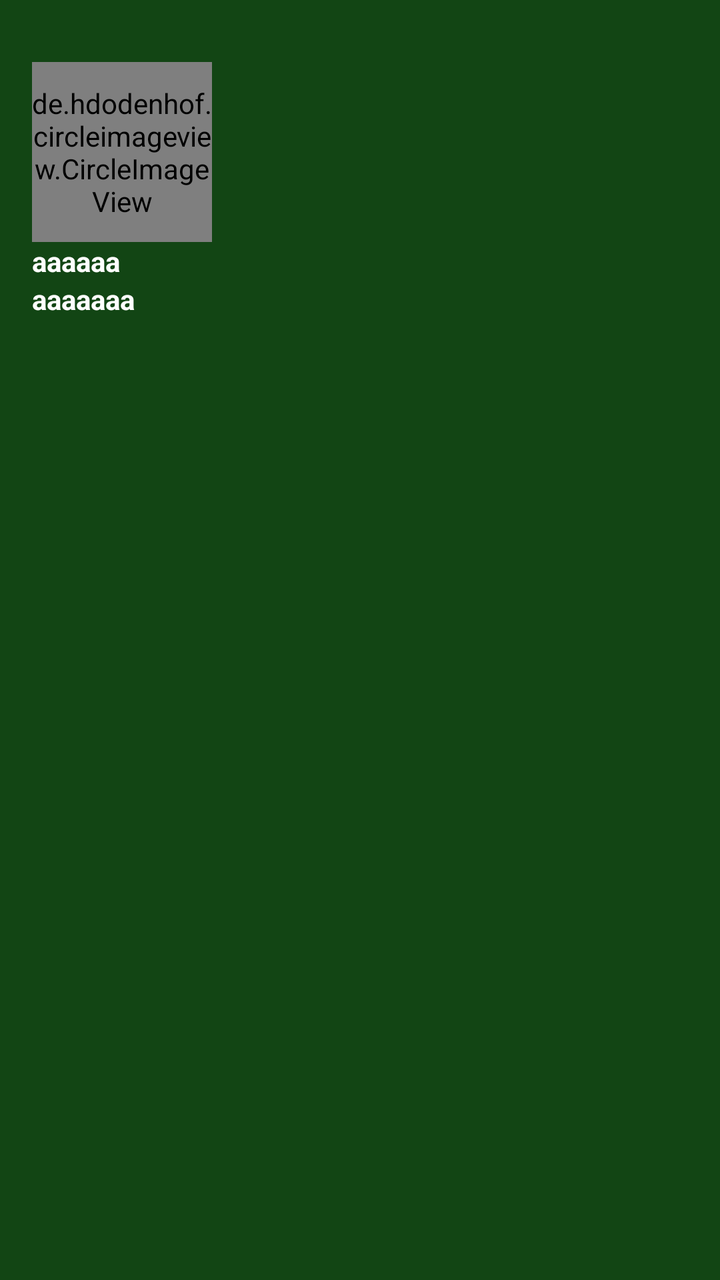
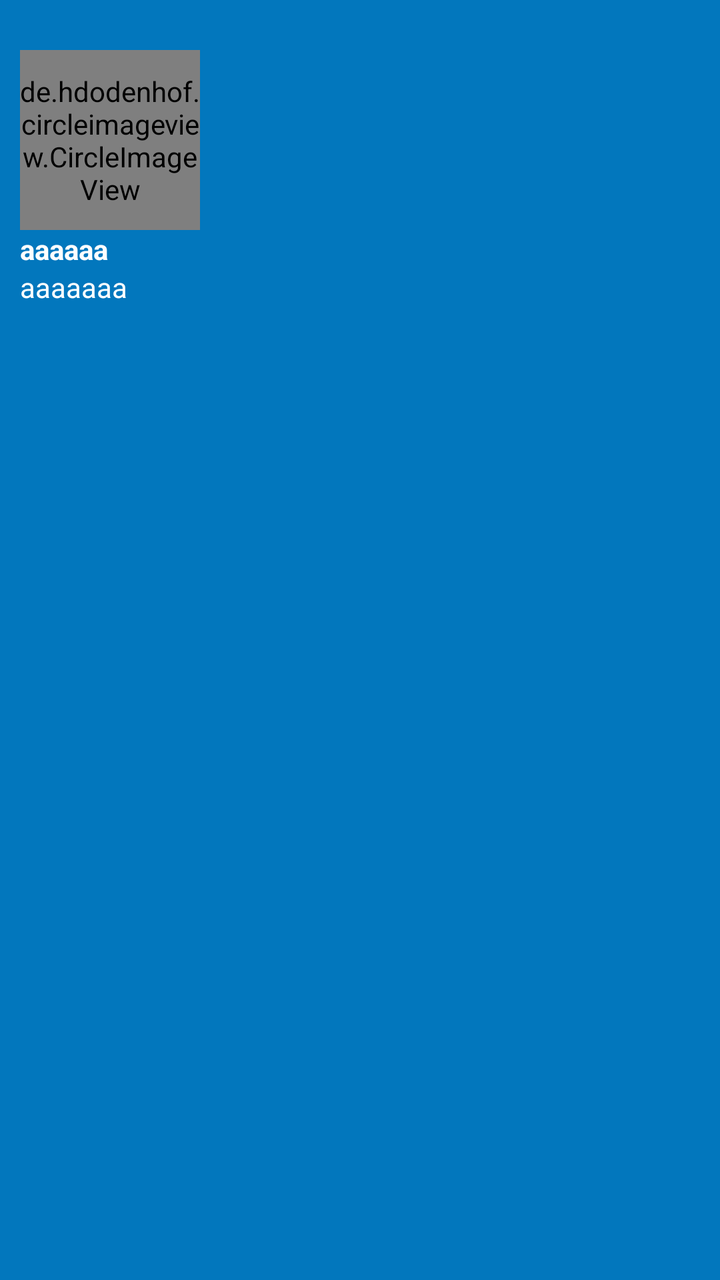

The first picture is an Android layout as it rendered before a commit; the second is the same layout after the commit. The layout source and the unified diff follow.
<!-- AndroidManifest.xml: application theme AppTheme -->
<!-- res/layout/nav_header_main.xml -->
<?xml version="1.0" encoding="utf-8"?>
<LinearLayout xmlns:android="http://schemas.android.com/apk/res/android"
    android:id="@+id/header_layout"
    android:layout_width="match_parent"
    android:layout_height="wrap_content"
    android:background="@color/colorPrimary"
    android:gravity="left"
    android:orientation="vertical"
    android:padding="@dimen/DrawerHeader_paddin"
    android:theme="@style/ThemeOverlay.AppCompat.Dark">

    <de.hdodenhof.circleimageview.CircleImageView xmlns:app="http://schemas.android.com/apk/res-auto"
        android:id="@+id/imageView"
        android:layout_width="@dimen/DrawerHeader_CircleImageView_width"
        android:layout_height="@dimen/DrawerHeader_CircleImageView_height"
        android:layout_marginTop="@dimen/DrawerHeader_CircleImageView_marginTop"
        android:src="@drawable/ic_menu_gallery"
        app:civ_border_color="@color/white"
        app:civ_border_width="@dimen/DrawerHeader_CircleImageView_border_width" />

    <TextView
        android:id="@+id/txt_UserName"
        android:layout_width="match_parent"
        android:layout_height="wrap_content"
        android:gravity="left"
        android:text="aaaaaa"
        android:textAppearance="@style/TextAppearance.AppCompat.Body1"
        android:textColor="@color/white"
        android:textStyle="bold" />

    <TextView
        android:id="@+id/txt_Mail"
        android:layout_width="match_parent"
        android:layout_height="wrap_content"
        android:layout_below="@+id/profile_image"
        android:gravity="left"
        android:text="aaaaaaa"
        android:textAppearance="@style/TextAppearance.AppCompat.Body1"
        android:textColor="@color/white"
        android:textStyle="bold" />


</LinearLayout>
<!-- resources referenced by this layout -->
<resources>
  <color name="colorPrimary">#124514</color>
  <color name="white">#FFFFFF</color>
  <dimen name="DrawerHeader_CircleImageView_border_width">2dp</dimen>
  <dimen name="DrawerHeader_CircleImageView_height">90dp</dimen>
  <dimen name="DrawerHeader_CircleImageView_marginTop">15dp</dimen>
  <dimen name="DrawerHeader_CircleImageView_width">90dp</dimen>
  <dimen name="DrawerHeader_paddin">16dp</dimen>
  <!-- drawable ic_menu_gallery (drawable-v21) -->
  <vector xmlns:android="http://schemas.android.com/apk/res/android"
      android:width="24dp"
      android:height="24dp"
      android:viewportHeight="24.0"
      android:viewportWidth="24.0">
      <path
          android:fillColor="#FF000000"
          android:pathData="M22,16V4c0,-1.1 -0.9,-2 -2,-2H8c-1.1,0 -2,0.9 -2,2v12c0,1.1 0.9,2 2,2h12c1.1,0 2,-0.9 2,-2zm-11,-4l2.03,2.71L16,11l4,5H8l3,-4zM2,6v14c0,1.1 0.9,2 2,2h14v-2H4V6H2z" />
  </vector>
  <style name="AppTheme" parent="Theme.AppCompat.Light.DarkActionBar">
          
          <item name="windowNoTitle">true</item>
          <item name="windowActionBar">false</item>
          <item name="colorPrimary">@color/light_blue_800</item>
          <item name="colorPrimaryDark">@color/colorPrimaryDark</item>
          <item name="colorAccent">@color/colorAccent</item>
      </style>
  <color name="light_blue_800">#0277bd</color>
  <color name="colorPrimaryDark">#303F9F</color>
  <color name="colorAccent">#000105</color>
</resources>

<!-- the commit's change to res/layout/nav_header_main.xml (unified diff, before → after) -->
@@ -3,7 +3,7 @@
     android:id="@+id/header_layout"
     android:layout_width="match_parent"
     android:layout_height="wrap_content"
-    android:background="@color/colorPrimary"
+    android:background="@color/light_blue_800"
     android:gravity="left"
     android:orientation="vertical"
     android:padding="@dimen/DrawerHeader_paddin"
@@ -37,7 +37,7 @@
         android:text="aaaaaaa"
         android:textAppearance="@style/TextAppearance.AppCompat.Body1"
         android:textColor="@color/white"
-        android:textStyle="bold" />
+        android:textStyle="normal" />
 
 
 </LinearLayout>
<!-- resource entries referenced after the edit -->
@@ -1,12 +1,11 @@
 <!-- resources referenced by this layout -->
 <resources>
-  <color name="colorPrimary">#124514</color>
   <color name="white">#FFFFFF</color>
   <dimen name="DrawerHeader_CircleImageView_border_width">2dp</dimen>
   <dimen name="DrawerHeader_CircleImageView_height">90dp</dimen>
   <dimen name="DrawerHeader_CircleImageView_marginTop">15dp</dimen>
   <dimen name="DrawerHeader_CircleImageView_width">90dp</dimen>
-  <dimen name="DrawerHeader_paddin">16dp</dimen>
+  <dimen name="DrawerHeader_paddin">10dp</dimen>
   <!-- drawable ic_menu_gallery (drawable-v21) -->
   <vector xmlns:android="http://schemas.android.com/apk/res/android"
       android:width="24dp"
